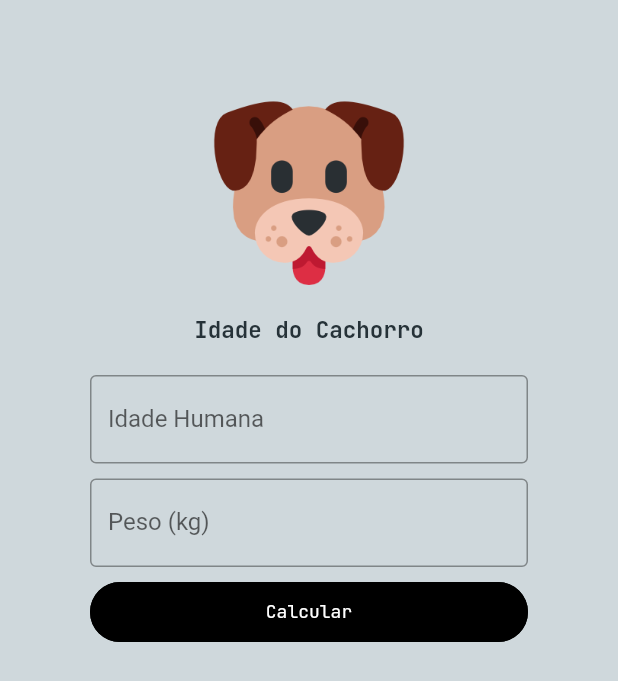
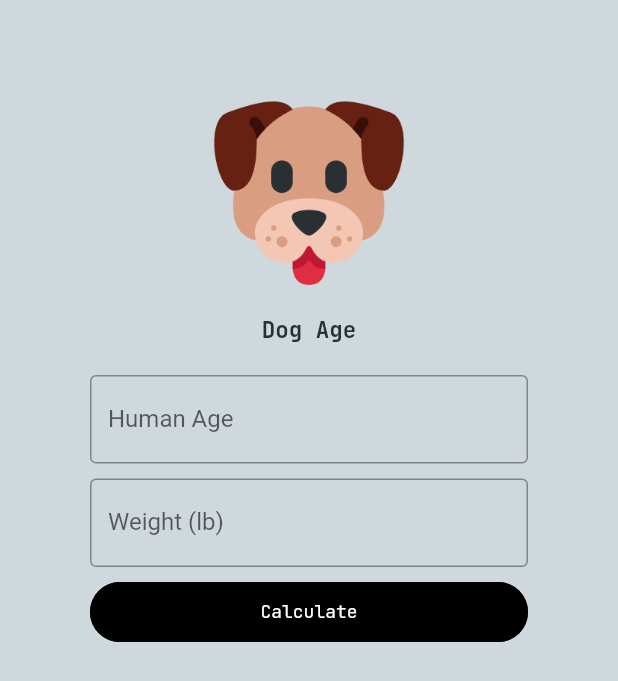
Before and after one commit to Victor-Zarzar/age-pet, a Flutter app: the DogPage screen opened directly, on a phone screen of 412 x 824 dp. Shown: the top 681 px of the screen. Run offline on Flutter 3.47's test engine with Material 3 defaults, Android fonts, the phone set to English and light mode, and no system bars; drawn by our look-alikes of getwidget; our stand-ins replace easy_localization, google_fonts.

Commit message:
Chore: add package location. Refactor code to translations

```diff
--- /dev/null
+++ b/assets/translations/en.json
@@ -0,0 +1,19 @@
+{
+  "intro_title": "Calculate your pet's age",
+  "intro_button": "Getting Started",
+  "text_appbar": "Pet Calculator",
+  "cat": "Cat",
+  "dog": "Dog",
+  "textcat": "Cat Age",
+  "labelcat": "Human Age",
+  "secondlabelcat": "Weight (lb)",
+  "buttoncat": "Calculate",
+  "responsecat": "Age Cat - Years",
+  "validatecat": "Please fill in all fields.",
+  "textdog": "Dog Age",
+  "labeldog": "Human Age",
+  "secondlabeldog": "Weight (lb)",
+  "buttondog": "Calculate",
+  "validatedog": "Please fill in all fields.",
+  "responsedog": "Age Dog - Years"
+}
--- a/lib/components/AppAssets/app_assets.dart
+++ b/lib/components/AppAssets/app_assets.dart
@@ -4,7 +4,7 @@ class ImageOne {
   ImageOne._();
 
   static Image asset() {
-    return Image.asset('lib/assets/pets.png');
+    return Image.asset('assets/pets.png');
   }
 }
 
@@ -13,7 +13,7 @@ class ImageTwo {
 
   static Image asset() {
     return Image.asset(
-      'lib/assets/cat.png',
+      'assets/cat.png',
       height: 130,
       width: 130,
     );
@@ -25,7 +25,7 @@ class ImageThree {
 
   static Image asset() {
     return Image.asset(
-      'lib/assets/dog.png',
+      'assets/dog.png',
       height: 130,
       width: 130,
     );
--- a/lib/pages/CatPage/cat_page.dart
+++ b/lib/pages/CatPage/cat_page.dart
@@ -1,5 +1,6 @@
 import 'package:age_pet/components/AppAssets/app_assets.dart';
 import 'package:age_pet/components/AppTheme/app_theme.dart';
+import 'package:easy_localization/easy_localization.dart';
 import 'package:flutter/material.dart';
 import 'package:getwidget/getwidget.dart';
 import 'package:google_fonts/google_fonts.dart';
@@ -34,7 +35,7 @@ class _CatPageState extends State<CatPage> {
                 ImageTwo.asset(),
                 const SizedBox(height: 20),
                 Text(
-                  'Idade do Gato',
+                  'textcat'.tr(),
                   style: GoogleFonts.jetBrainsMono(
                     textStyle: TextStyle(
                       fontSize: 15,
@@ -47,18 +48,18 @@ class _CatPageState extends State<CatPage> {
                 TextFormField(
                   controller: humanAgeController,
                   keyboardType: TextInputType.number,
-                  decoration: const InputDecoration(
-                    labelText: 'Idade Humana',
-                    border: OutlineInputBorder(),
+                  decoration: InputDecoration(
+                    labelText: 'labelcat'.tr(),
+                    border: const OutlineInputBorder(),
                   ),
                 ),
                 const SizedBox(height: 10),
                 TextFormField(
                   controller: weightController,
                   keyboardType: TextInputType.number,
-                  decoration: const InputDecoration(
-                    border: OutlineInputBorder(),
-                    labelText: 'Peso (kg)',
+                  decoration: InputDecoration(
+                    border: const OutlineInputBorder(),
+                    labelText: 'secondlabelcat'.tr(),
                   ),
                 ),
                 const SizedBox(height: 10),
@@ -69,7 +70,7 @@ class _CatPageState extends State<CatPage> {
                       ScaffoldMessenger.of(context).showSnackBar(
                         SnackBar(
                           content: Text(
-                            'Por favor, preencha todos os campos.',
+                            'validatecat'.tr(),
                             style: GoogleFonts.jetBrainsMono(
                               textStyle: TextStyle(
                                 fontSize: 14,
@@ -91,7 +92,7 @@ class _CatPageState extends State<CatPage> {
                   color: ButtonColor.primaryColor,
                   shape: GFButtonShape.pills,
                   fullWidthButton: true,
-                  text: "Calcular",
+                  text: "buttoncat".tr(),
                   textStyle: TextStyle(
                     color: FontTextColor.secondaryColor,
                     fontFamily: GoogleFonts.jetBrainsMono().fontFamily,
@@ -101,7 +102,7 @@ class _CatPageState extends State<CatPage> {
                 ),
                 if (felineAge != null)
                   Text(
-                    'Idade do Gato: $felineAge anos',
+                  '${'responsecat'.tr()}: $felineAge',
                     style: GoogleFonts.jetBrainsMono(
                       textStyle: TextStyle(
                         fontSize: 15,
--- a/lib/pages/DogPage/dog_page.dart
+++ b/lib/pages/DogPage/dog_page.dart
@@ -1,5 +1,6 @@
 import 'package:age_pet/components/AppAssets/app_assets.dart';
 import 'package:age_pet/components/AppTheme/app_theme.dart';
+import 'package:easy_localization/easy_localization.dart';
 import 'package:flutter/material.dart';
 import 'package:getwidget/getwidget.dart';
 import 'package:google_fonts/google_fonts.dart';
@@ -34,7 +35,7 @@ class _DogPageState extends State<DogPage> {
                ImageThree.asset(),
                 const SizedBox(height: 20),
                 Text(
-                  'Idade do Cachorro',
+                  'textdog'.tr(),
                   style: GoogleFonts.jetBrainsMono(
                     textStyle: TextStyle(
                       fontSize: 15,
@@ -47,18 +48,18 @@ class _DogPageState extends State<DogPage> {
                 TextFormField(
                   controller: humanAgeController,
                   keyboardType: TextInputType.number,
-                  decoration: const InputDecoration(
-                    labelText: 'Idade Humana',
-                    border: OutlineInputBorder(),
+                  decoration: InputDecoration(
+                    labelText: 'labeldog'.tr(),
+                    border: const OutlineInputBorder(),
                   ),
                 ),
                 const SizedBox(height: 10),
                 TextFormField(
                   controller: weightController,
                   keyboardType: TextInputType.number,
-                  decoration: const InputDecoration(
-                    labelText: 'Peso (kg)',
-                    border: OutlineInputBorder(),
+                  decoration: InputDecoration(
+                    labelText: 'secondlabeldog'.tr(),
+                    border: const OutlineInputBorder(),
                   ),
                 ),
                 const SizedBox(height: 10),
@@ -69,7 +70,7 @@ class _DogPageState extends State<DogPage> {
                       ScaffoldMessenger.of(context).showSnackBar(
                         SnackBar(
                           content: Text(
-                            'Por favor, preencha todos os campos.',
+                            'validatedog'.tr(),
                             style: GoogleFonts.jetBrainsMono(
                               textStyle: TextStyle(
                                 fontSize: 14,
@@ -91,7 +92,7 @@ class _DogPageState extends State<DogPage> {
                   color: ButtonColor.primaryColor,
                   shape: GFButtonShape.pills,
                   fullWidthButton: true,
-                  text: "Calcular",
+                  text: "buttondog".tr(),
                   textStyle: TextStyle(
                     color: FontTextColor.secondaryColor,
                     fontFamily: GoogleFonts.jetBrainsMono().fontFamily,
@@ -101,7 +102,7 @@ class _DogPageState extends State<DogPage> {
                 ),
                 if (canineAge != null)
                   Text(
-                    'Idade do Cachorro: $canineAge anos',
+                   '${'responsedog'.tr()}: $canineAge',
                     style: GoogleFonts.jetBrainsMono(
                       textStyle: TextStyle(
                         fontSize: 15,
--- a/lib/pages/IntroPage/intro_page.dart
+++ b/lib/pages/IntroPage/intro_page.dart
@@ -1,6 +1,7 @@
 import "package:age_pet/pages/AppPage/app_page.dart";
 import "package:age_pet/components/AppAssets/app_assets.dart";
 import "package:age_pet/components/AppTheme/app_theme.dart";
+import "package:easy_localization/easy_localization.dart";
 import "package:flutter/material.dart";
 import "package:google_fonts/google_fonts.dart";
 import 'package:getwidget/getwidget.dart';
@@ -27,7 +28,7 @@ class _IntroPageState extends State<IntroPage> {
           children: [
             ImageOne.asset(),
             Text(
-              "Calcule a Idade do Seu Pet",
+              "intro_title".tr(),
               style: GoogleFonts.jetBrainsMono(
                 textStyle: TextStyle(
                   fontSize: 17,
@@ -45,7 +46,7 @@ class _IntroPageState extends State<IntroPage> {
                     MaterialPageRoute(builder: (context) => const AppPage()),
                   );
                 },
-                text: "Iniciar",
+                text: "intro_button".tr(),
                 textStyle: TextStyle(
                   color: FontTextColor.secondaryColor,
                   fontFamily: GoogleFonts.jetBrainsMono().fontFamily,
```
Also changed, not shown: assets/translations/pt.json (added, +19 -0 lines), lib/main.dart (+19 -3 lines), lib/pages/AppPage/app_page.dart (+7 -6 lines), pubspec.yaml (+6 -1 lines), assets/cat.png (renamed from lib/assets/cat.png), assets/dog.png (renamed from lib/assets/dog.png), assets/homepageandroid2.png (renamed from lib/assets/homepageandroid2.png), assets/homepageios.png (renamed from lib/assets/homepageios.png), assets/homepageios2.png (renamed from lib/assets/homepageios2.png), assets/homepagenadroid.png (renamed from lib/assets/homepagenadroid.png), assets/intropageandroid.png (renamed from lib/assets/intropageandroid.png), assets/intropageios.png (renamed from lib/assets/intropageios.png), assets/pets.png (renamed from lib/assets/pets.png), pubspec.lock, 2 other files.
